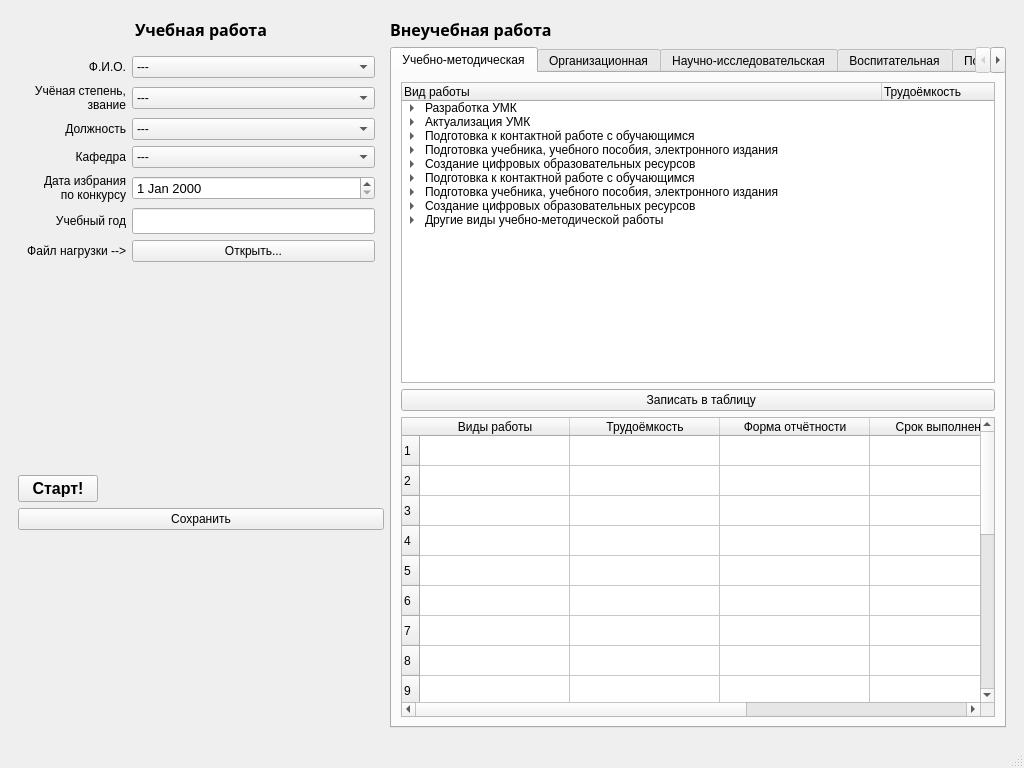
This is iplan-design.ui in motor1n/iplan as Qt 5 draws it before an edit. The edited form follows.
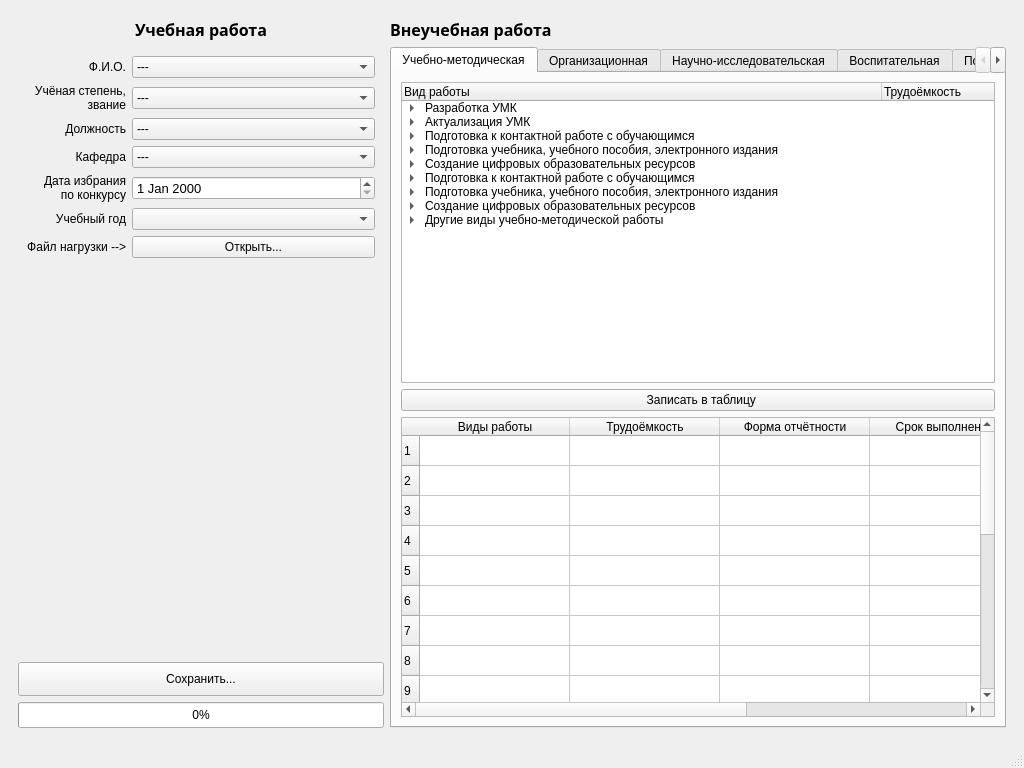
This is the edited form. Icons and pictures are not drawn.

The edit to the form file:
```diff
--- a/iplan-design.ui
+++ b/iplan-design.ui
@@ -27,37 +27,6 @@
        </sizepolicy>
       </property>
       <layout class="QGridLayout" name="gridLayout">
-       <item row="4" column="0">
-        <widget class="QPushButton" name="pb3">
-         <property name="text">
-          <string>Сохранить</string>
-         </property>
-        </widget>
-       </item>
-       <item row="0" column="0">
-        <widget class="QLabel" name="lbl_title1">
-         <property name="sizePolicy">
-          <sizepolicy hsizetype="Minimum" vsizetype="Minimum">
-           <horstretch>0</horstretch>
-           <verstretch>0</verstretch>
-          </sizepolicy>
-         </property>
-         <property name="font">
-          <font>
-           <family>Trebuchet MS</family>
-           <pointsize>12</pointsize>
-           <weight>75</weight>
-           <bold>true</bold>
-          </font>
-         </property>
-         <property name="text">
-          <string>Учебная работа</string>
-         </property>
-         <property name="alignment">
-          <set>Qt::AlignCenter</set>
-         </property>
-        </widget>
-       </item>
        <item row="1" column="1" rowspan="5" colspan="2">
         <widget class="QTabWidget" name="tabs">
          <property name="sizePolicy">
@@ -2416,10 +2385,10 @@
          </widget>
         </widget>
        </item>
-       <item row="0" column="1" colspan="2">
-        <widget class="QLabel" name="lbl_title2">
+       <item row="0" column="0">
+        <widget class="QLabel" name="lbl_title1">
          <property name="sizePolicy">
-          <sizepolicy hsizetype="Minimum" vsizetype="Fixed">
+          <sizepolicy hsizetype="Minimum" vsizetype="Minimum">
            <horstretch>0</horstretch>
            <verstretch>0</verstretch>
           </sizepolicy>
@@ -2433,7 +2402,10 @@
           </font>
          </property>
          <property name="text">
-          <string>Внеучебная работа</string>
+          <string>Учебная работа</string>
+         </property>
+         <property name="alignment">
+          <set>Qt::AlignCenter</set>
          </property>
         </widget>
        </item>
@@ -2705,21 +2677,6 @@
             </property>
            </widget>
           </item>
-          <item row="5" column="1">
-           <widget class="QLineEdit" name="le">
-            <property name="sizePolicy">
-             <sizepolicy hsizetype="Preferred" vsizetype="Fixed">
-              <horstretch>0</horstretch>
-              <verstretch>0</verstretch>
-             </sizepolicy>
-            </property>
-            <property name="font">
-             <font>
-              <pointsize>11</pointsize>
-             </font>
-            </property>
-           </widget>
-          </item>
           <item row="6" column="0">
            <widget class="QLabel" name="lbl7">
             <property name="text">
@@ -2737,26 +2694,71 @@
             </property>
            </widget>
           </item>
+          <item row="5" column="1">
+           <widget class="QComboBox" name="cb5"/>
+          </item>
          </layout>
         </widget>
        </item>
-       <item row="3" column="0">
-        <widget class="QPushButton" name="pb2">
+       <item row="0" column="1" colspan="2">
+        <widget class="QLabel" name="lbl_title2">
          <property name="sizePolicy">
-          <sizepolicy hsizetype="Fixed" vsizetype="Fixed">
+          <sizepolicy hsizetype="Minimum" vsizetype="Fixed">
            <horstretch>0</horstretch>
            <verstretch>0</verstretch>
           </sizepolicy>
          </property>
          <property name="font">
           <font>
+           <family>Trebuchet MS</family>
            <pointsize>12</pointsize>
            <weight>75</weight>
            <bold>true</bold>
           </font>
          </property>
          <property name="text">
-          <string>Старт!</string>
+          <string>Внеучебная работа</string>
+         </property>
+        </widget>
+       </item>
+       <item row="5" column="0">
+        <widget class="QProgressBar" name="progress">
+         <property name="sizePolicy">
+          <sizepolicy hsizetype="Preferred" vsizetype="Fixed">
+           <horstretch>0</horstretch>
+           <verstretch>0</verstretch>
+          </sizepolicy>
+         </property>
+         <property name="maximumSize">
+          <size>
+           <width>402</width>
+           <height>26</height>
+          </size>
+         </property>
+         <property name="value">
+          <number>0</number>
+         </property>
+        </widget>
+       </item>
+       <item row="4" column="0">
+        <widget class="QPushButton" name="pb3">
+         <property name="sizePolicy">
+          <sizepolicy hsizetype="Preferred" vsizetype="Fixed">
+           <horstretch>0</horstretch>
+           <verstretch>0</verstretch>
+          </sizepolicy>
+         </property>
+         <property name="maximumSize">
+          <size>
+           <width>402</width>
+           <height>34</height>
+          </size>
+         </property>
+         <property name="layoutDirection">
+          <enum>Qt::LeftToRight</enum>
+         </property>
+         <property name="text">
+          <string>Сохранить...</string>
          </property>
         </widget>
        </item>
```
